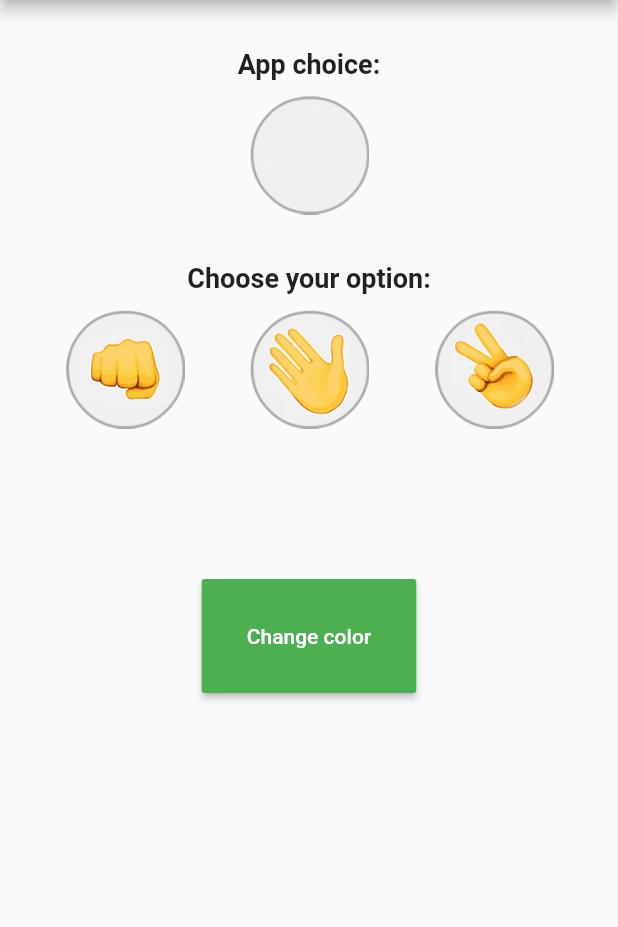
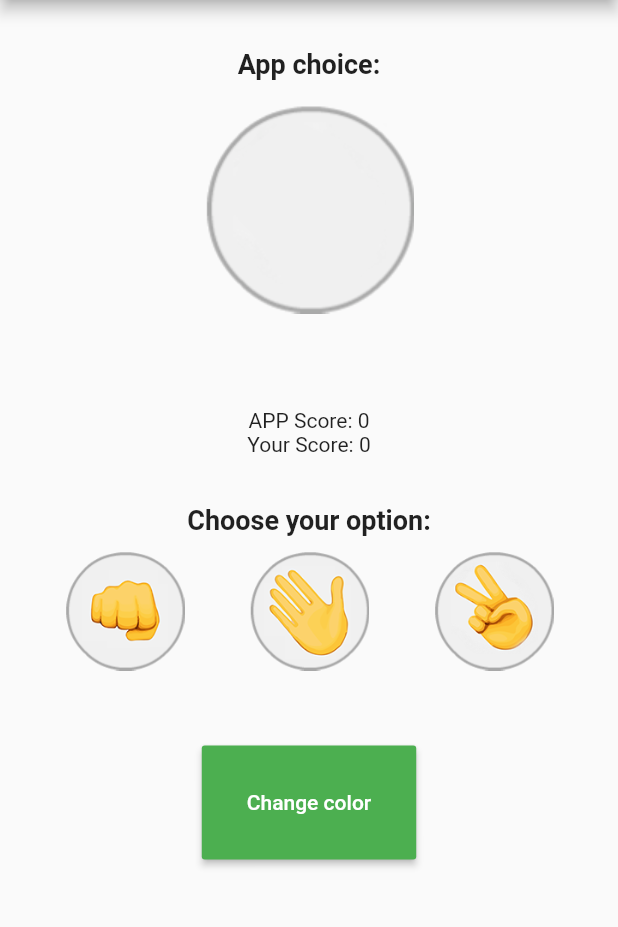
Before and after one commit to alissonzampietro/jokenPo, a Flutter app: the screen it shows after launch, on a phone screen of 412 x 824 dp, the part 84-1011 px from its top. Run offline on Flutter 3.47's test engine with Material 2 defaults, Android fonts, the phone set to English and light mode, and no system bars.

Commit message:
finish game

```diff
--- a/lib/Game.dart
+++ b/lib/Game.dart
@@ -12,7 +12,71 @@ class _GameState extends State<Game> {
 
   final double size = 80.0;
 
+  List options = [
+      'pedra',
+      'papel',
+      'tesoura'
+  ];
+
+  var relationWinner = {
+    'pedra': {
+      "win": "tesoura",
+      "lose": "papel"
+    },
+    'papel': {
+      "win": "pedra",
+      "lose": "tesoura"
+    },
+    'tesoura': {
+      "win": "papel",
+      "lose": "pedra"
+    }
+  };
+
+  String actualImage = "padrao";
+  String message = "";
+  var textColor;
+  int scoreApp = 0;
+  int scorePlayer = 0;
+
   MaterialAccentColor actualColor;
+
+  void setAutoImage(String image) {
+    this.setState(() {
+      this.actualImage = image;
+    });
+  }
+
+  void selectOption(String player) {
+    String computer = this.options[Random().nextInt(3)];
+    String message = isWinner(computer, player);
+    this.setState((){
+      this.actualImage = computer;
+      this.message = message;
+    });
+  }
+
+  String isWinner(String computer, String player) {
+    var playerProperties;
+    this.relationWinner.forEach((key, item) {
+      if(key == player) {
+        playerProperties = item;
+      }
+    });
+
+    if(playerProperties["win"] == computer) {
+      this.textColor = Colors.green;
+      this.scorePlayer++;
+      return "You win";
+    }else if(playerProperties["lose"] == computer) {
+      this.textColor = Colors.deepOrange;
+      this.scoreApp++;
+      return "You lose";
+    }else {
+      this.textColor = Colors.black;
+      return "Draw";
+    }
+  }
 
   Text customTitle(String text) {
     return Text(
@@ -46,15 +110,25 @@ class _GameState extends State<Game> {
         crossAxisAlignment: CrossAxisAlignment.center,
         children: <Widget>[
           Padding(
-            padding: EdgeInsets.only(top: 32, bottom: 10),
+            padding: EdgeInsets.only(top: 32, bottom: 16),
             child: customTitle('App choice: '),
           ),
-          GestureDetector(
-            onDoubleTap: changeThemeColors,
-            child: Image.asset(
-              'assets/images/padrao.png',
-              height: this.size,
-            ),
+          Image.asset("assets/images/"+this.actualImage+".png"),
+          Padding(
+              padding: EdgeInsets.all(20),
+              child: Text(
+                this.message,
+                style: TextStyle(
+                    color: this.textColor,
+                    fontSize: 20,
+                    fontWeight: FontWeight.bold
+                ),
+          )),
+          Column(
+            children: <Widget>[
+              Text("APP Score: ${this.scoreApp}"),
+              Text("Your Score: ${this.scorePlayer}"),
+            ],
           ),
           Padding(
             padding: EdgeInsets.only(top: 32, bottom: 10),
@@ -67,23 +141,31 @@ class _GameState extends State<Game> {
             * */
             mainAxisAlignment: MainAxisAlignment.spaceEvenly,
             children: <Widget>[
-              Image.asset(
+              GestureDetector(
+                onTap: () => this.selectOption("pedra"),
+                child: Image.asset(
                   'assets/images/pedra.png',
                   height: this.size,
-
+                ),
               ),
-              Image.asset(
+              GestureDetector(
+                onTap: () => this.selectOption("papel"),
+                child: Image.asset(
                   'assets/images/papel.png',
                   height: this.size,
+                ),
               ),
-              Image.asset(
+              GestureDetector(
+                onTap: () => this.selectOption("tesoura"),
+                child: Image.asset(
                   'assets/images/tesoura.png',
                   height: this.size,
+                ),
               ),
             ],
           ),
           Padding(
-              padding: EdgeInsets.only(top: 100),
+              padding: EdgeInsets.only(top: 50),
               child: RaisedButton(
                 onPressed: this.changeThemeColors,
                 color: Colors.green,
```
Also changed, not shown: 1 other file.
